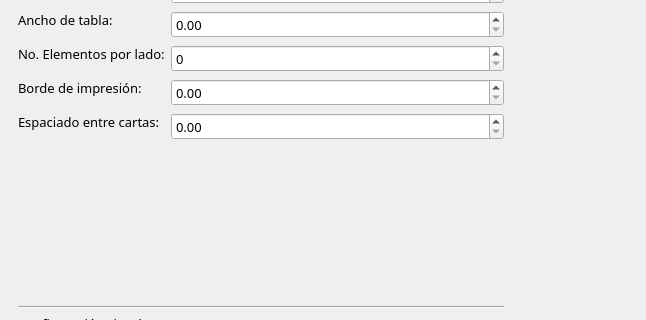
Before: the Qt Designer form gui/mainView.ui in JhovaneSotoP/Lotify, drawn with Qt 5; both pictures show x 0 to 646 and y 98 to 418 of the 1014 by 851 pixel window.
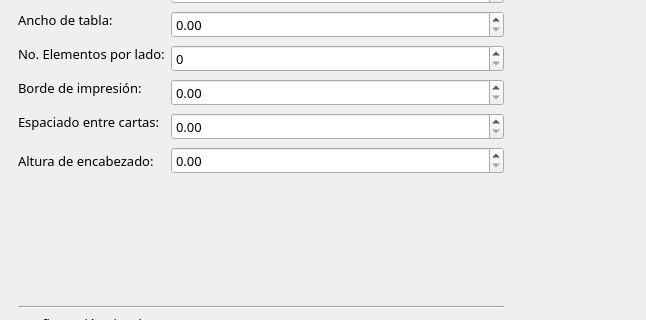
After: the same form once the commit is applied.

Commit message: Se crearon las funciones apra actualizar los parametros basicos de las tablas de loteria.

```diff
--- a/gui/mainView.ui
+++ b/gui/mainView.ui
@@ -255,6 +255,16 @@
                   </property>
                  </widget>
                 </item>
+                <item row="5" column="0">
+                 <widget class="QLabel" name="label_4">
+                  <property name="text">
+                   <string>Altura de encabezado:</string>
+                  </property>
+                 </widget>
+                </item>
+                <item row="5" column="1">
+                 <widget class="QDoubleSpinBox" name="doubleSpinBox"/>
+                </item>
                </layout>
               </item>
               <item>
```
The commit also changes 1 other file.
